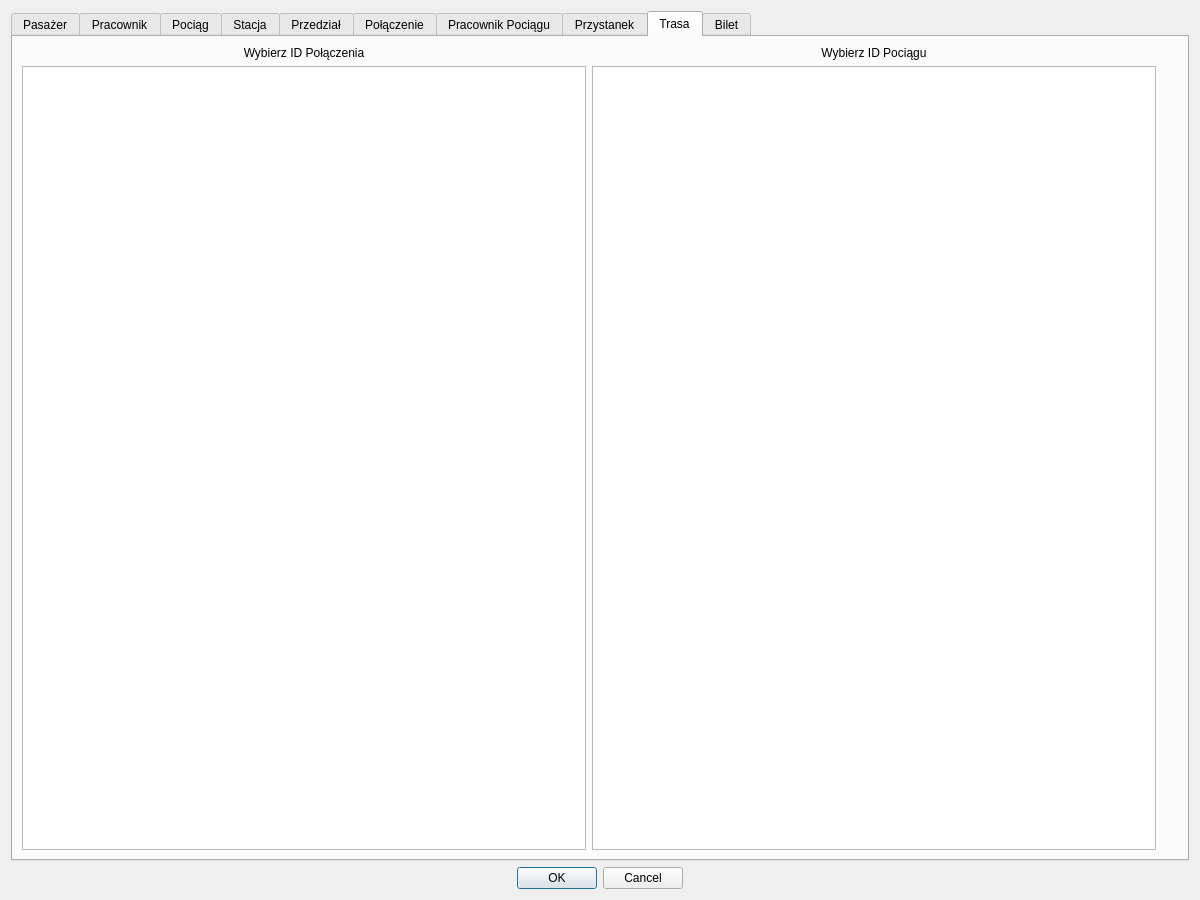
First picture: the form in updatewindow.ui, repository albixus/Oracle_Client, before the edit.
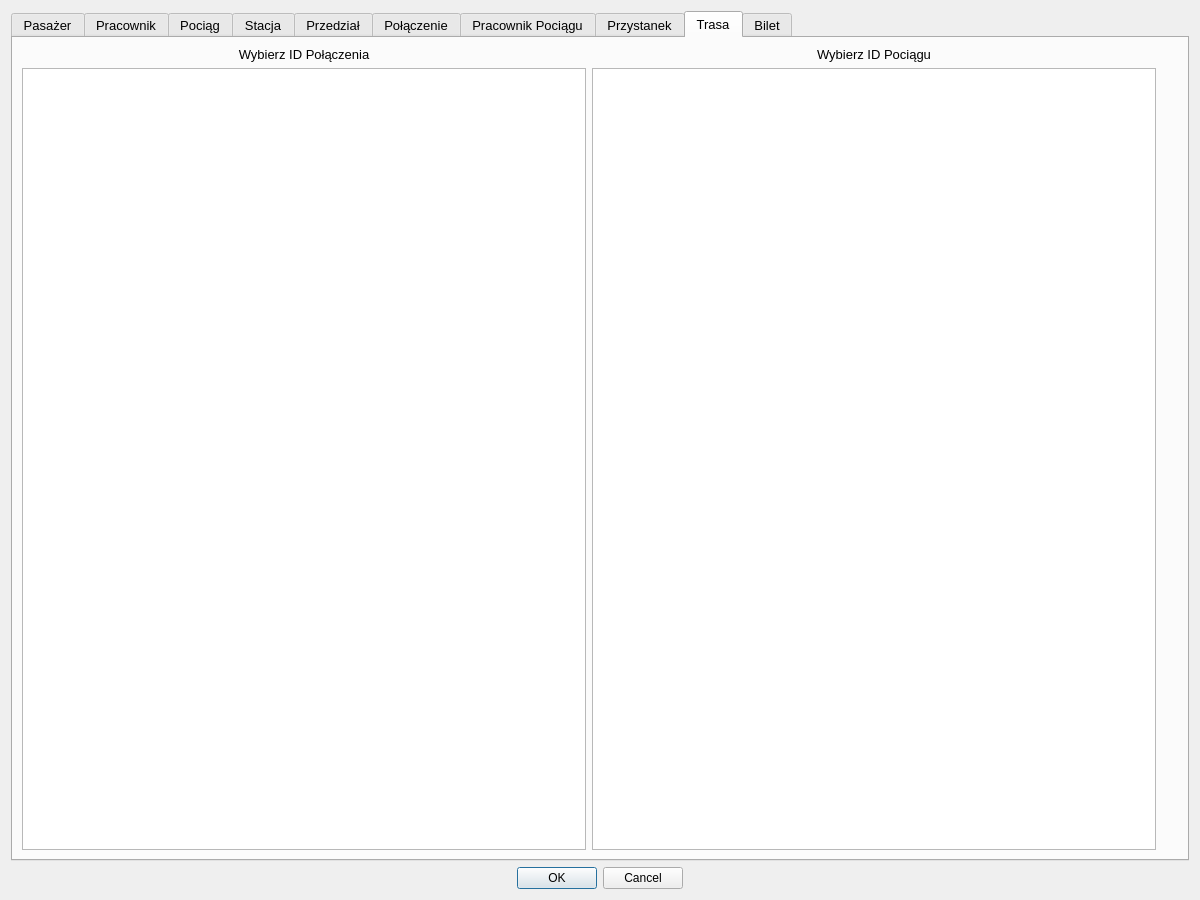
Second picture: the form after the edit. The open tabs and pages were chosen to show the change.

What changed in the file:
```diff
--- a/updatewindow.ui
+++ b/updatewindow.ui
@@ -18,6 +18,11 @@
     <layout class="QVBoxLayout" name="verticalLayout">
      <item>
       <widget class="QTabWidget" name="tabWidget">
+       <property name="font">
+        <font>
+         <pointsize>10</pointsize>
+        </font>
+       </property>
        <property name="currentIndex">
         <number>9</number>
        </property>
```
Left out of the diff: 2 changed lines with no effect on the pictures.
